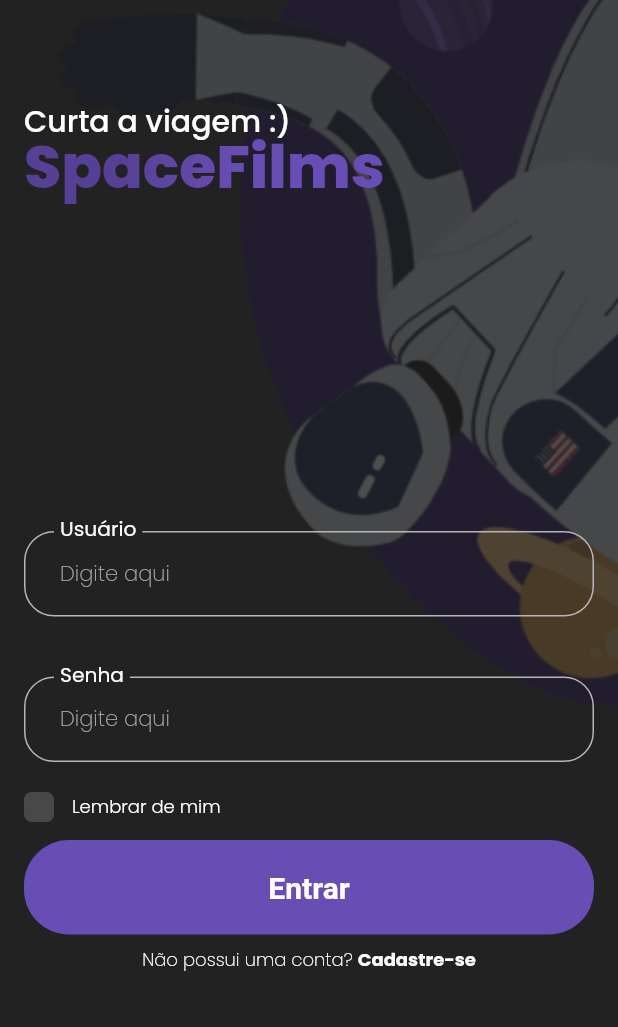
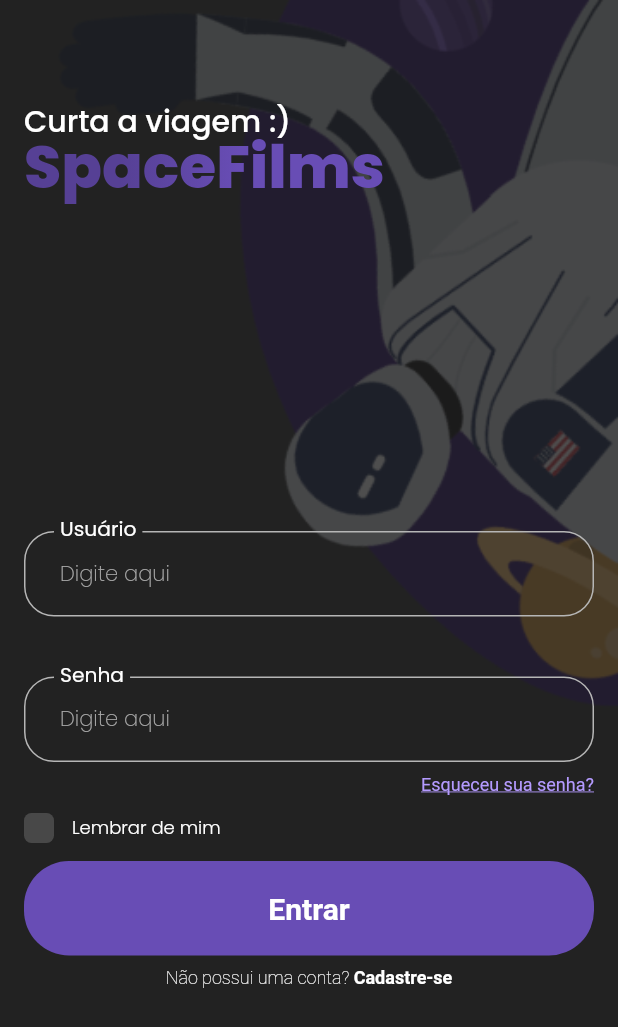
Before and after one commit to TheuFerreira/Flutter-Streaming-App, a Flutter app: the screen it shows after launch, on a phone screen of 412 x 824 dp. Shown: the top 1027 px of the screen. Run offline on Flutter 3.47's test engine with Material 2 defaults, Android fonts, the phone set to English and light mode, and no system bars; our stand-ins replace flutter_feather_icons, flutter_mobx, mobx; generated files the repository leaves out were written again.

Commit message:
Update login_page.dart

```diff
--- a/lib/presenter/pages/login/login_page.dart
+++ b/lib/presenter/pages/login/login_page.dart
@@ -1,4 +1,7 @@
+import 'package:flutter/gestures.dart';
 import 'package:flutter/material.dart';
+import 'package:flutter_mobx/flutter_mobx.dart';
+import 'package:streaming_app/presenter/pages/login/login_controller.dart';
 import 'package:streaming_app/presenter/pages/login/widgets/button_gradient_widget.dart';
 import 'package:streaming_app/presenter/pages/login/widgets/checkbox_text_widget.dart';
 import 'package:streaming_app/presenter/pages/login/widgets/text_form_field_widget.dart';
@@ -11,6 +14,8 @@ class LoginPage extends StatefulWidget {
 }
 
 class _LoginPageState extends State<LoginPage> {
+  final controller = LoginController();
+
   @override
   Widget build(BuildContext context) {
     return Scaffold(
@@ -95,9 +100,31 @@ class _LoginPageState extends State<LoginPage> {
                               ],
                             ),
                           ),
-                          CheckboxTextWidget(
-                            text: 'Lembrar de mim',
-                            onChanged: (_) {},
+                          RichText(
+                            textAlign: TextAlign.end,
+                            text: TextSpan(
+                              text: 'Esqueceu sua senha?',
+                              recognizer: TapGestureRecognizer()
+                                ..onTap =
+                                    () => controller.resetPassword(context),
+                              style: const TextStyle(
+                                fontWeight: FontWeight.w400,
+                                fontSize: 12,
+                                decoration: TextDecoration.underline,
+                                color: Color(0xFFB49AFF),
+                              ),
+                            ),
+                          ),
+                          const SizedBox(width: 16),
+                          Observer(
+                            builder: (context) {
+                              final rememberMe = controller.rememberMe;
+                              return CheckboxTextWidget(
+                                text: 'Lembrar de mim',
+                                active: rememberMe,
+                                onChanged: controller.setRememberMe,
+                              );
+                            },
                           ),
                           ButtonGradientWidget(
                             gradient: const LinearGradient(
@@ -108,31 +135,30 @@ class _LoginPageState extends State<LoginPage> {
                                 Color(0xFF684DB5),
                               ],
                             ),
-                            onPressed: () {},
+                            onPressed: () => controller.signIn(context),
                             child: const Text('Entrar'),
                           ),
                           const SizedBox(height: 8),
-                          Row(
-                            mainAxisAlignment: MainAxisAlignment.center,
-                            children: [
-                              const Text(
-                                'Não possui uma conta? ',
-                                style: TextStyle(
-                                  fontWeight: FontWeight.w200,
-                                  fontSize: 12,
-                                ),
+                          RichText(
+                            textAlign: TextAlign.center,
+                            text: TextSpan(
+                              text: 'Não possui uma conta? ',
+                              style: const TextStyle(
+                                fontWeight: FontWeight.w200,
+                                fontSize: 12,
                               ),
-                              InkWell(
-                                onTap: () {},
-                                child: const Text(
-                                  'Cadastre-se',
-                                  style: TextStyle(
+                              children: [
+                                TextSpan(
+                                  text: 'Cadastre-se',
+                                  style: const TextStyle(
                                     fontWeight: FontWeight.w700,
                                     fontSize: 12,
                                   ),
+                                  recognizer: TapGestureRecognizer()
+                                    ..onTap = () {},
                                 ),
-                              ),
-                            ],
+                              ],
+                            ),
                           ),
                         ],
                       ),
```
